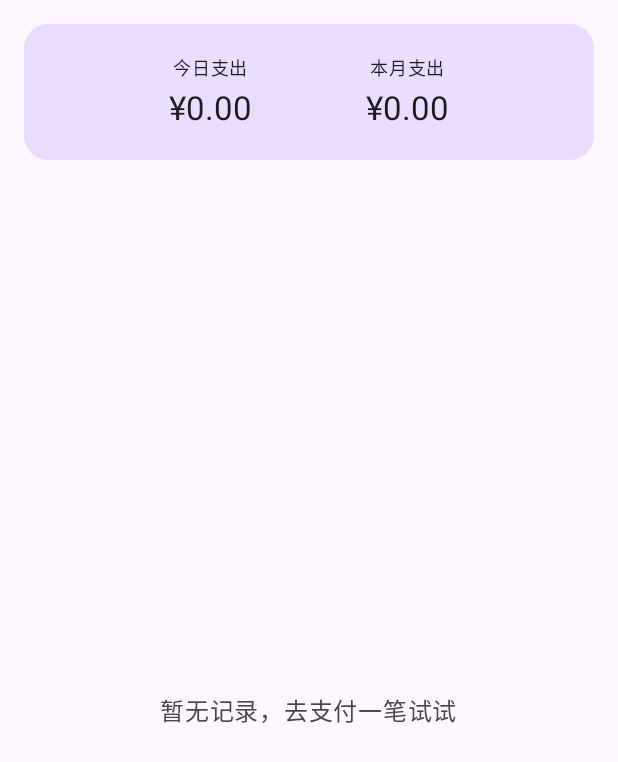
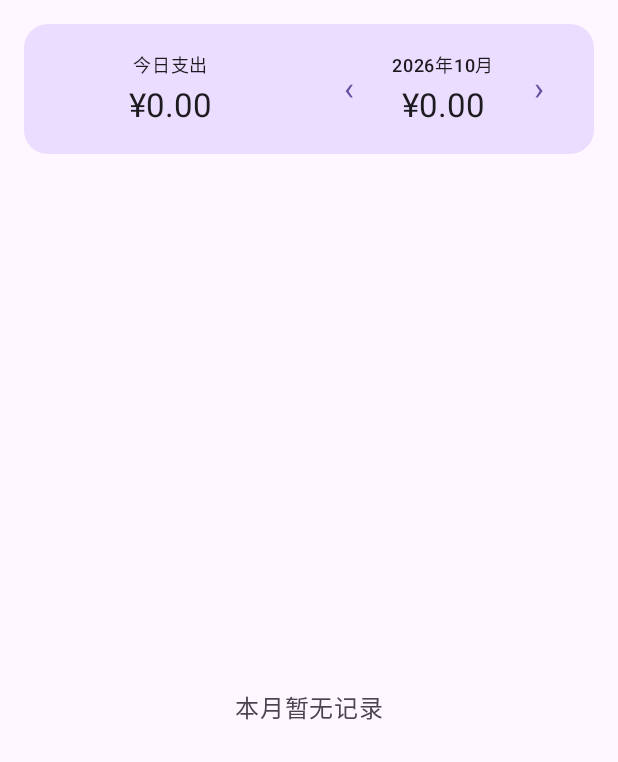
Before and after one commit to 163zhanghao163/pay-ledger, an Android app built with Jetpack Compose: the composable MainListScreen shown on its own in the app's theme, after a tap on "今日支出", on a phone screen of 412 x 824 dp. Shown: the top 762 px of the screen. Run offline under Robolectric (Android 15) with nearby library versions, the phone set to English and light mode, and no system bars; our stand-ins replace Room's generated code.

Commit message:
feat: 月度历史浏览、重绘图标、通知大文本回退与保活提示（v0.2.0）

```diff
--- a/app/build.gradle.kts
+++ b/app/build.gradle.kts
@@ -13,8 +13,8 @@ android {
         applicationId = "com.zhaoyingqi.payledger"
         minSdk = 26
         targetSdk = 35
-        versionCode = 1
-        versionName = "0.1.0"
+        versionCode = 2
+        versionName = "0.2.0"
     }
 
     buildTypes {
--- a/app/src/main/AndroidManifest.xml
+++ b/app/src/main/AndroidManifest.xml
@@ -4,6 +4,7 @@
         android:name=".PayLedgerApplication"
         android:label="@string/app_name"
         android:icon="@mipmap/ic_launcher"
+        android:roundIcon="@mipmap/ic_launcher_round"
         android:allowBackup="false"
         android:supportsRtl="true"
         android:theme="@style/Theme.PayLedger">
--- a/app/src/main/java/com/zhaoyingqi/payledger/data/TransactionDao.kt
+++ b/app/src/main/java/com/zhaoyingqi/payledger/data/TransactionDao.kt
@@ -10,9 +10,9 @@ interface TransactionDao {
     @Insert
     suspend fun insert(record: TransactionRecord): Long
 
-    /** 列表 LIMIT 500：数据量小，MVP 不做分页（规格 §7）。 */
-    @Query("SELECT * FROM transactions ORDER BY occurredAt DESC LIMIT 500")
-    fun observeAll(): Flow<List<TransactionRecord>>
+    /** 按月查询列表（历史月份可回看），LIMIT 500：单月数据量小，MVP 不做分页。 */
+    @Query("SELECT * FROM transactions WHERE occurredAt >= :startInclusive AND occurredAt < :endExclusive ORDER BY occurredAt DESC LIMIT 500")
+    fun observeBetween(startInclusive: Long, endExclusive: Long): Flow<List<TransactionRecord>>
 
     /** 今日/本月汇总：按 [startInclusive, endExclusive) 区间求和。 */
     @Query("SELECT COALESCE(SUM(amountCents), 0) FROM transactions WHERE occurredAt >= :startInclusive AND occurredAt < :endExclusive")
--- a/app/src/main/java/com/zhaoyingqi/payledger/notification/NotificationLedgerService.kt
+++ b/app/src/main/java/com/zhaoyingqi/payledger/notification/NotificationLedgerService.kt
@@ -26,7 +26,9 @@ class NotificationLedgerService : NotificationListenerService() {
 
         val extras = sbn.notification?.extras ?: return
         val title = extras.getCharSequence(Notification.EXTRA_TITLE)?.toString()
-        val text = extras.getCharSequence(Notification.EXTRA_TEXT)?.toString()
+        // EXTRA_TEXT 为空时回退到大文本视图（部分通知把正文放在 EXTRA_BIG_TEXT）
+        val text = extras.getCharSequence(Notification.EXTRA_TEXT)?.toString()?.takeIf { it.isNotBlank() }
+            ?: extras.getCharSequence(Notification.EXTRA_BIG_TEXT)?.toString()
         app.recentNotifications.push(RawNotification(pkg, title.orEmpty(), text.orEmpty(), sbn.postTime))
 
         val parsed = NotificationParser.parse(pkg, title, text)
--- a/app/src/main/java/com/zhaoyingqi/payledger/ui/PayLedgerViewModel.kt
+++ b/app/src/main/java/com/zhaoyingqi/payledger/ui/PayLedgerViewModel.kt
@@ -6,10 +6,15 @@ import com.zhaoyingqi.payledger.data.TransactionDao
 import com.zhaoyingqi.payledger.data.TransactionRecord
 import java.time.Instant
 import java.time.LocalDate
+import java.time.YearMonth
 import java.time.ZoneId
 import java.time.format.DateTimeFormatter
+import kotlinx.coroutines.ExperimentalCoroutinesApi
+import kotlinx.coroutines.flow.MutableStateFlow
 import kotlinx.coroutines.flow.SharingStarted
 import kotlinx.coroutines.flow.StateFlow
+import kotlinx.coroutines.flow.asStateFlow
+import kotlinx.coroutines.flow.flatMapLatest
 import kotlinx.coroutines.flow.map
 import kotlinx.coroutines.flow.stateIn
 import kotlinx.coroutines.launch
@@ -21,21 +26,42 @@ data class DayGroup(
     val totalCents: Long,
 )
 
+@OptIn(ExperimentalCoroutinesApi::class)
 class PayLedgerViewModel(private val dao: TransactionDao) : ViewModel() {
 
     private val zone = ZoneId.systemDefault()
     private val dayFmt = DateTimeFormatter.ofPattern("MM月dd日")
 
-    val groups: StateFlow<List<DayGroup>> = dao.observeAll()
+    private val _selectedMonth = MutableStateFlow(YearMonth.from(LocalDate.now(zone)))
+    val selectedMonth: StateFlow<YearMonth> = _selectedMonth.asStateFlow()
+
+    /** 是否已停留在最新月份（用于禁用「下一月」按钮）。 */
+    val atLatestMonth: StateFlow<Boolean> = _selectedMonth
+        .map { !it.isBefore(YearMonth.from(LocalDate.now(zone))) }
+        .stateIn(viewModelScope, SharingStarted.WhileSubscribed(5_000), true)
+
+    val groups: StateFlow<List<DayGroup>> = _selectedMonth
+        .flatMapLatest { ym -> dao.observeBetween(monthStart(ym), monthEnd(ym)) }
         .map { groupByDay(it) }
         .stateIn(viewModelScope, SharingStarted.WhileSubscribed(5_000), emptyList())
 
-    // 汇总区间在 ViewModel 创建时计算：跨天后回到本页即由 ON_RESUME 重建状态（MVP 取舍）。
+    // 今日汇总固定为当前自然日；跨天后回到本页由 ON_RESUME 重建状态（MVP 取舍）。
     val todayCents: StateFlow<Long> = dao.observeSumBetween(startOfToday(), startOfTomorrow())
         .stateIn(viewModelScope, SharingStarted.WhileSubscribed(5_000), 0L)
 
-    val monthCents: StateFlow<Long> = dao.observeSumBetween(startOfMonth(), startOfNextMonth())
+    val monthCents: StateFlow<Long> = _selectedMonth
+        .flatMapLatest { ym -> dao.observeSumBetween(monthStart(ym), monthEnd(ym)) }
         .stateIn(viewModelScope, SharingStarted.WhileSubscribed(5_000), 0L)
+
+    fun prevMonth() {
+        _selectedMonth.value = _selectedMonth.value.minusMonths(1)
+    }
+
+    fun nextMonth() {
+        if (_selectedMonth.value.isBefore(YearMonth.from(LocalDate.now(zone)))) {
+            _selectedMonth.value = _selectedMonth.value.plusMonths(1)
+        }
+    }
 
     fun updateNote(id: Long, note: String) = viewModelScope.launch { dao.updateNote(id, note) }
 
@@ -46,8 +72,8 @@ class PayLedgerViewModel(private val dao: TransactionDao) : ViewModel() {
             .map { (date, list) -> DayGroup(date, date.format(dayFmt), list, list.sumOf { it.amountCents }) }
             .sortedByDescending { it.date }
 
+    private fun monthStart(ym: YearMonth): Long = ym.atDay(1).atStartOfDay(zone).toInstant().toEpochMilli()
+    private fun monthEnd(ym: YearMonth): Long = ym.plusMonths(1).atDay(1).atStartOfDay(zone).toInstant().toEpochMilli()
     private fun startOfToday(): Long = LocalDate.now(zone).atStartOfDay(zone).toInstant().toEpochMilli()
     private fun startOfTomorrow(): Long = LocalDate.now(zone).plusDays(1).atStartOfDay(zone).toInstant().toEpochMilli()
-    private fun startOfMonth(): Long = LocalDate.now(zone).withDayOfMonth(1).atStartOfDay(zone).toInstant().toEpochMilli()
-    private fun startOfNextMonth(): Long = LocalDate.now(zone).plusMonths(1).withDayOfMonth(1).atStartOfDay(zone).toInstant().toEpochMilli()
 }
--- a/app/src/main/java/com/zhaoyingqi/payledger/ui/screens/MainListScreen.kt
+++ b/app/src/main/java/com/zhaoyingqi/payledger/ui/screens/MainListScreen.kt
@@ -41,6 +41,7 @@ import com.zhaoyingqi.payledger.PayLedgerApplication
 import com.zhaoyingqi.payledger.data.TransactionRecord
 import com.zhaoyingqi.payledger.ui.PayLedgerViewModel
 import com.zhaoyingqi.payledger.ui.formatCents
+import java.time.YearMonth
 
 @OptIn(ExperimentalFoundationApi::class)
 @Composable
@@ -50,6 +51,8 @@ fun MainListScreen() {
     val groups by vm.groups.collectAsStateWithLifecycle()
     val todayCents by vm.todayCents.collectAsStateWithLifecycle()
     val monthCents by vm.monthCents.collectAsStateWithLifecycle()
+    val selectedMonth by vm.selectedMonth.collectAsStateWithLifecycle()
+    val atLatestMonth by vm.atLatestMonth.collectAsStateWithLifecycle()
     var editing by remember { mutableStateOf<TransactionRecord?>(null) }
     var deleting by remember { mutableStateOf<TransactionRecord?>(null) }
     var showDebug by remember { mutableStateOf(false) }
@@ -61,10 +64,18 @@ fun MainListScreen() {
 
     Scaffold { padding ->
         Column(Modifier.padding(padding)) {
-            SummaryCard(todayCents, monthCents, onLongClick = { showDebug = true })
+            SummaryCard(
+                todayCents = todayCents,
+                monthCents = monthCents,
+                month = selectedMonth,
+                atLatest = atLatestMonth,
+                onPrev = vm::prevMonth,
+                onNext = vm::nextMonth,
+                onLongClick = { showDebug = true },
+            )
             if (groups.isEmpty()) {
                 Box(Modifier.fillMaxSize(), contentAlignment = Alignment.Center) {
-                    Text("暂无记录，去支付一笔试试", color = MaterialTheme.colorScheme.onSurfaceVariant)
+                    Text("本月暂无记录", color = MaterialTheme.colorScheme.onSurfaceVariant)
                 }
             } else {
                 LazyColumn(Modifier.fillMaxSize()) {
@@ -114,26 +125,40 @@ fun MainListScreen() {
 
 @OptIn(ExperimentalFoundationApi::class)
 @Composable
-private fun SummaryCard(todayCents: Long, monthCents: Long, onLongClick: () -> Unit) {
+private fun SummaryCard(
+    todayCents: Long,
+    monthCents: Long,
+    month: YearMonth,
+    atLatest: Boolean,
+    onPrev: () -> Unit,
+    onNext: () -> Unit,
+    onLongClick: () -> Unit,
+) {
     Row(
         Modifier.fillMaxWidth().padding(16.dp)
             .clip(RoundedCornerShape(16.dp))
             .background(MaterialTheme.colorScheme.primaryContainer)
             .combinedClickable(onClick = {}, onLongClick = onLongClick)
-            .padding(20.dp),
-        horizontalArrangement = Arrangement.SpaceEvenly,
+            .padding(horizontal = 8.dp, vertical = 18.dp),
+        horizontalArrangement = Arrangement.SpaceBetween,
+        verticalAlignment = Alignment.CenterVertically,
     ) {
-        SummaryItem("今日支出", todayCents)
-        SummaryItem("本月支出", monthCents)
-    }
-}
-
-@Composable
-private fun SummaryItem(label: String, cents: Long) {
-    Column(horizontalAlignment = Alignment.CenterHorizontally) {
-        Text(label, style = MaterialTheme.typography.labelMedium)
-        Spacer(Modifier.height(4.dp))
-        Text(formatCents(cents), style = MaterialTheme.typography.titleLarge)
+        Column(Modifier.weight(1f), horizontalAlignment = Alignment.CenterHorizontally) {
+            Text("今日支出", style = MaterialTheme.typography.labelMedium)
+            Spacer(Modifier.height(4.dp))
+            Text(formatCents(todayCents), style = MaterialTheme.typography.titleLarge)
+        }
+        Row(verticalAlignment = Alignment.CenterVertically) {
+            TextButton(onClick = onPrev) { Text("‹", style = MaterialTheme.typography.titleLarge) }
+            Column(horizontalAlignment = Alignment.CenterHorizontally) {
+                Text("${month.year}年${month.monthValue}月", style = MaterialTheme.typography.labelMedium)
+                Spacer(Modifier.height(4.dp))
+                Text(formatCents(monthCents), style = MaterialTheme.typography.titleLarge)
+            }
+            TextButton(onClick = onNext, enabled = !atLatest) {
+                Text("›", style = MaterialTheme.typography.titleLarge)
+            }
+        }
     }
 }
 
```
Also changed, not shown: app/src/main/java/com/zhaoyingqi/payledger/ui/screens/AuthorizationScreen.kt (+7 -0 lines), app/src/main/res/drawable/ic_launcher_foreground.xml (+9 -2 lines), app/src/main/res/mipmap-hdpi/ic_launcher.png (added), app/src/main/res/mipmap-hdpi/ic_launcher_round.png (added), app/src/main/res/mipmap-mdpi/ic_launcher.png (added), app/src/main/res/mipmap-mdpi/ic_launcher_round.png (added), app/src/main/res/mipmap-xhdpi/ic_launcher.png (added), app/src/main/res/mipmap-xhdpi/ic_launcher_round.png (added), app/src/main/res/mipmap-xxhdpi/ic_launcher.png (added), app/src/main/res/mipmap-xxhdpi/ic_launcher_round.png (added), app/src/main/res/mipmap-xxxhdpi/ic_launcher.png (added), app/src/main/res/mipmap-xxxhdpi/ic_launcher_round.png (added).
